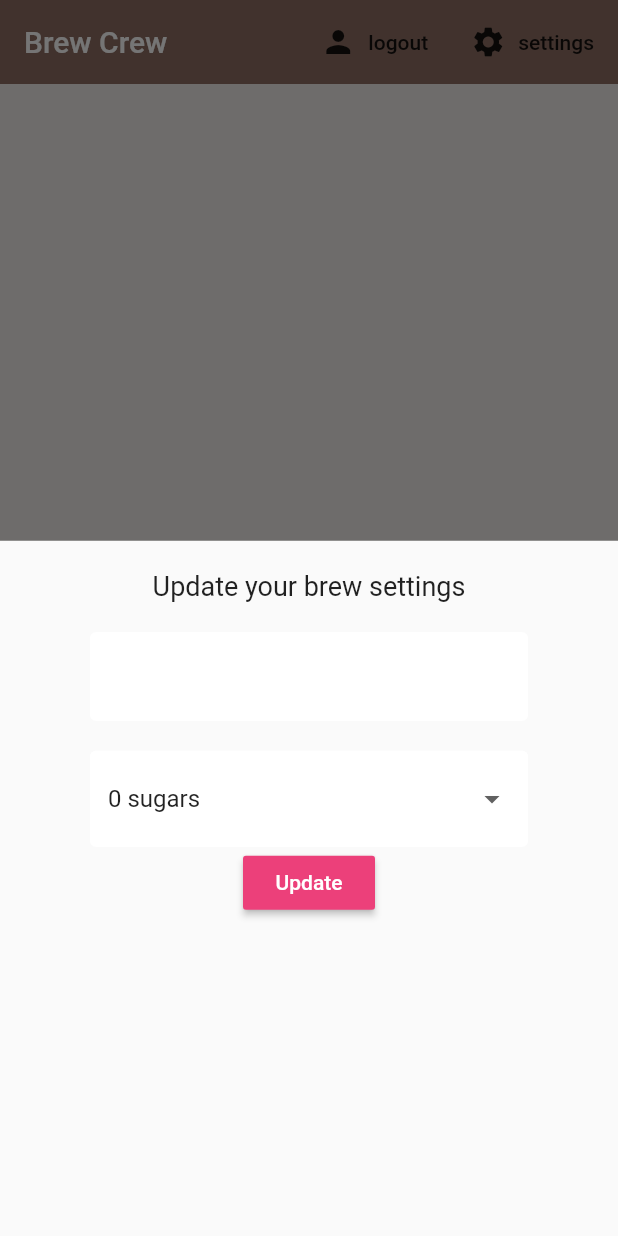
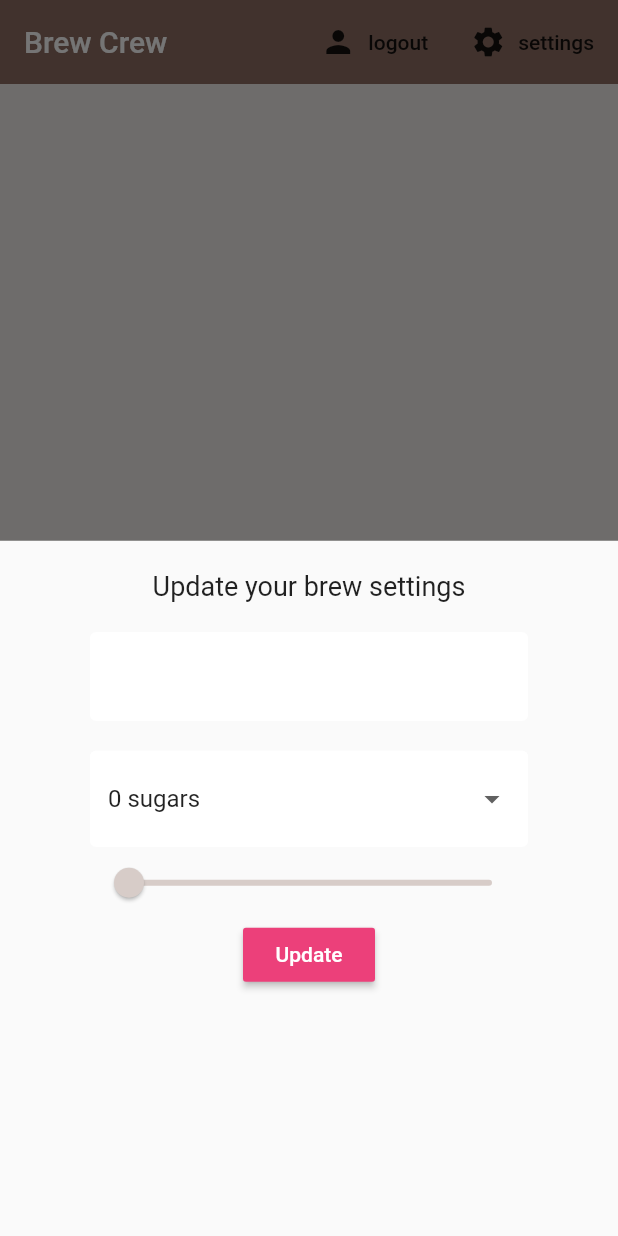
Before and after one commit to suthirakprom/Flutter_BrewCrew, a Flutter app: the screen it shows once a user with an empty profile is signed in, after a tap on "settings", on a phone screen of 412 x 824 dp. Run offline on Flutter 3.47's test engine with Material 2 defaults, Android fonts, the phone set to English and light mode, and no system bars; our stand-ins replace cloud_firestore, firebase_auth, flutter_spinkit; accounts and stored records are empty.

Commit message:
almost done

```diff
--- a/lib/models/user.dart
+++ b/lib/models/user.dart
@@ -1,7 +1,14 @@
 class User {
-
   final String uid;
 
   User({this.uid});
+}
 
+class UserData {
+  final String uid;
+  final String name;
+  final String sugars;
+  final int strength;
+
+  UserData({this.uid, this.name, this.sugars, this.strength});
 }
--- a/lib/screens/home/settings_form.dart
+++ b/lib/screens/home/settings_form.dart
@@ -52,6 +52,19 @@ class _SettingsFormState extends State<SettingsForm> {
               });
             },
           ),
+          Slider(
+            value: (_currentStrength ?? 100).toDouble(),
+            activeColor: Colors.brown[_currentStrength ?? 100],
+            inactiveColor: Colors.brown[_currentStrength ?? 100],
+            min: 100,
+            max: 900,
+            divisions: 8,
+            onChanged: (val) {
+              setState(() {
+                _currentStrength = val.round();
+              });
+            },
+          ),
           //slider
           RaisedButton(
             color: Colors.pink[400],
```
Also changed, not shown: lib/services/database.dart (+16 -0 lines).
